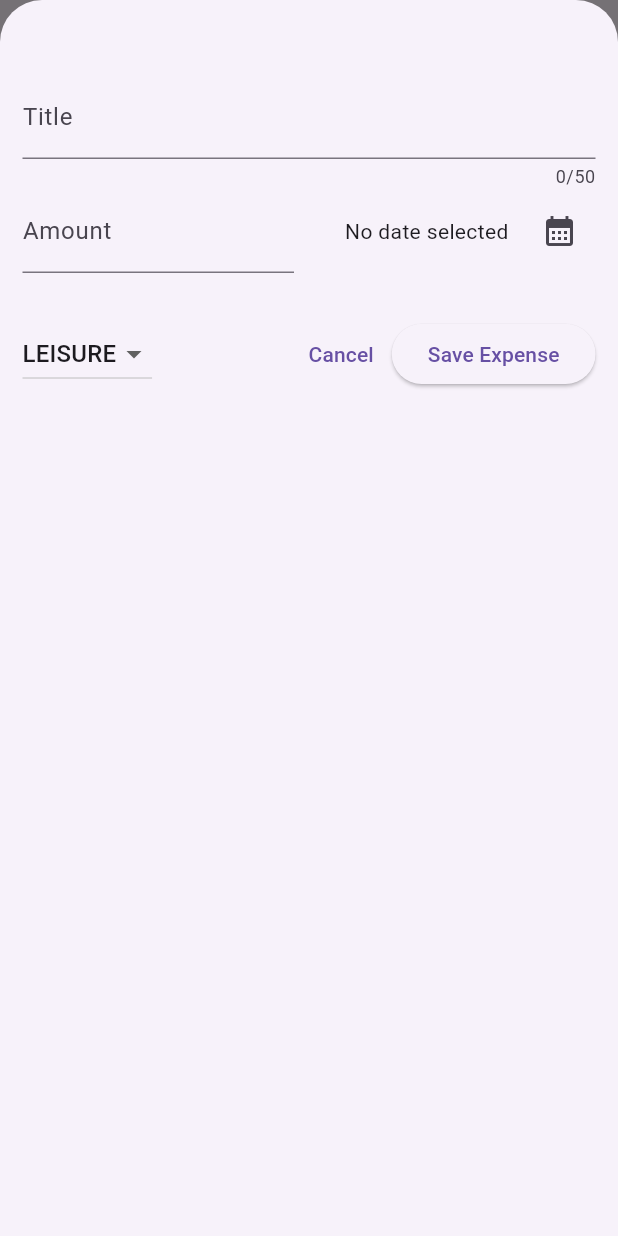
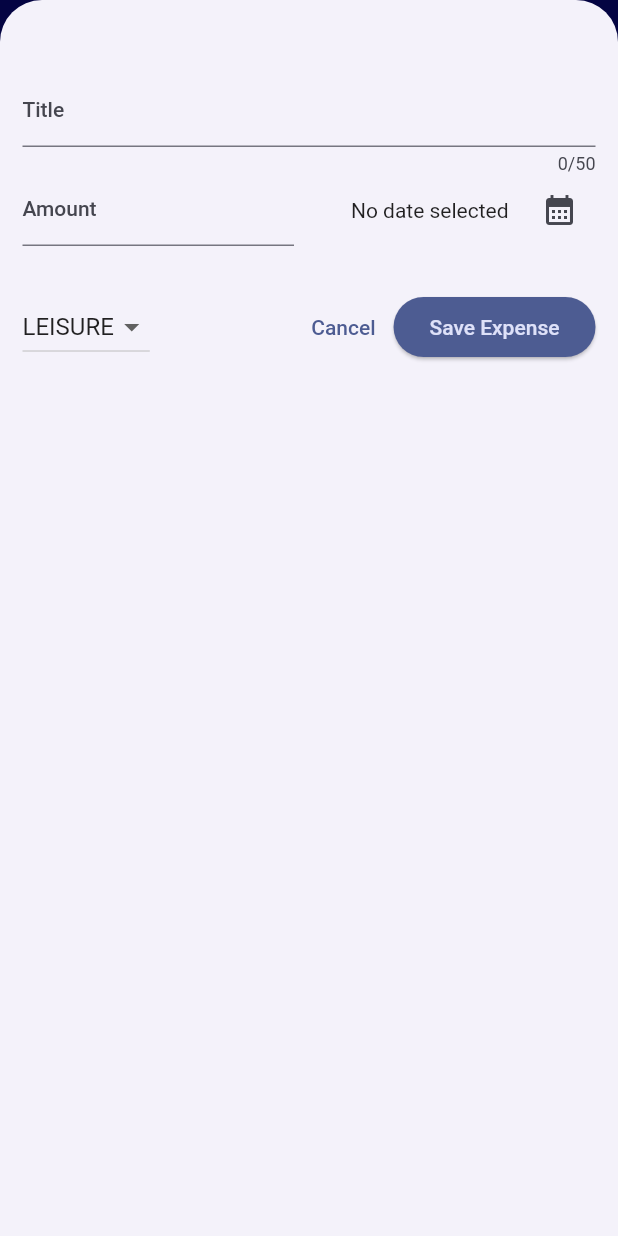
Before and after one commit to Indranilsen2005/Expense_Tracker_App, a Flutter app: the screen it shows after launch, after a tap on the "add" icon, on a phone screen of 412 x 824 dp. Run offline on Flutter 3.47's test engine with Material 2 defaults, Android fonts, the phone set to English and light mode, and no system bars; our stand-ins replace google_fonts.

Commit message:
App theme updated

```diff
--- a/lib/main.dart
+++ b/lib/main.dart
@@ -1,10 +1,34 @@
 import 'package:expense_tracker/widgets/expenses.dart';
 import 'package:flutter/material.dart';
+
+var kColorScheme = ColorScheme.fromSeed(
+  seedColor: const Color.fromARGB(255, 24, 87, 245),
+);
 
 void main() {
   runApp(
     MaterialApp(
-      theme: ThemeData(useMaterial3: true),
+      theme: ThemeData().copyWith(
+        useMaterial3: true,
+        colorScheme: kColorScheme,
+        appBarTheme: const AppBarTheme().copyWith(
+          backgroundColor: const Color.fromARGB(255, 8, 8, 143),
+          foregroundColor: kColorScheme.onPrimary,
+        ),
+        cardTheme: const CardTheme().copyWith(
+          color: kColorScheme.inversePrimary,
+          margin: const EdgeInsets.symmetric(
+            horizontal: 16,
+            vertical: 6,
+          ),
+        ),
+        elevatedButtonTheme: ElevatedButtonThemeData(
+          style: ElevatedButton.styleFrom(
+            backgroundColor: kColorScheme.primary,
+            foregroundColor: kColorScheme.secondaryContainer,
+          ),
+        ),
+      ),
       home: const Expenses(),
     ),
   );
--- a/lib/widgets/expenses_list/expenses_item.dart
+++ b/lib/widgets/expenses_list/expenses_item.dart
@@ -1,5 +1,6 @@
 import 'package:expense_tracker/models/expense.dart';
 import 'package:flutter/material.dart';
+import 'package:google_fonts/google_fonts.dart';
 
 class ExpensesItem extends StatelessWidget {
   const ExpensesItem({required this.expense, super.key});
@@ -13,8 +14,15 @@ class ExpensesItem extends StatelessWidget {
           vertical: 15,
         ),
         child: Column(
+          crossAxisAlignment: CrossAxisAlignment.start,
           children: [
-            Text(expense.title),
+            Text(
+              expense.title,
+              style: GoogleFonts.lato(
+                fontWeight: FontWeight.bold,
+                fontSize: 18,
+              ),
+            ),
             const SizedBox(height: 8),
             Row(
               children: [
--- a/lib/widgets/expenses_list/expenses_list.dart
+++ b/lib/widgets/expenses_list/expenses_list.dart
@@ -16,6 +16,10 @@ class ExpensesList extends StatelessWidget {
     return ListView.builder(
       itemCount: expenses.length,
       itemBuilder: (context, index) => Dismissible(
+        background: Container(
+          color: Theme.of(context).colorScheme.error.withOpacity(0.75),
+          margin: Theme.of(context).cardTheme.margin,
+        ),
         key: ValueKey(expenses[index]),
         onDismissed: (direction) => onRemoveExpense(
           expenses[index],
--- a/pubspec.yaml
+++ b/pubspec.yaml
@@ -37,6 +37,7 @@ dependencies:
   cupertino_icons: ^1.0.2
   uuid: ^3.0.7
   intl: ^0.18.1
+  google_fonts: ^5.1.0
 
 dev_dependencies:
   flutter_test:
```
Also changed, not shown: pubspec.lock, 1 other file.
